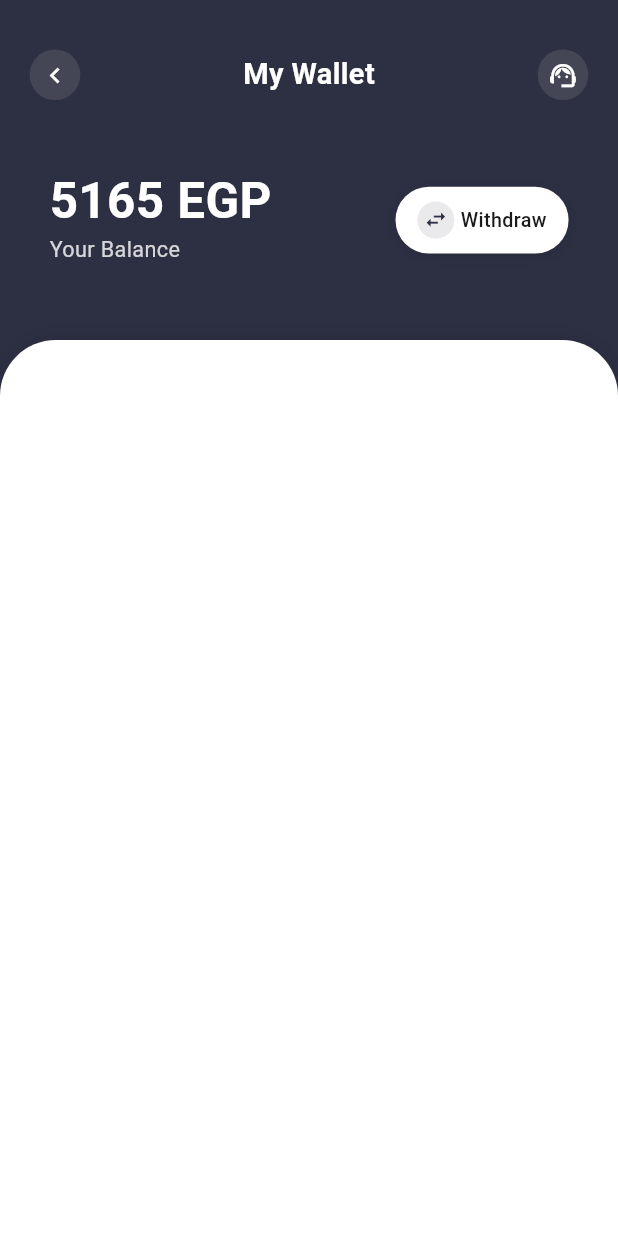
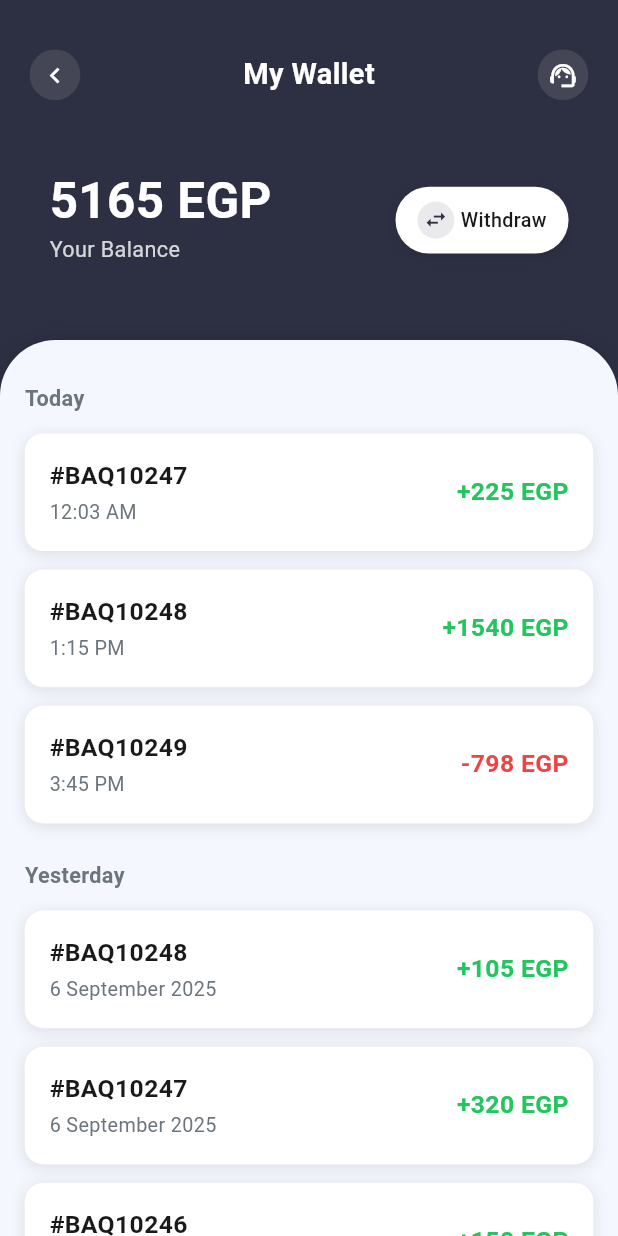
Before and after one commit to addictadev/beqalty-delivery-mobile, a Flutter app: the MyWalletScreen screen opened directly, on a phone screen of 412 x 824 dp. Run offline on Flutter 3.47's test engine with Material 3 defaults, Android fonts, the phone set to English and light mode, and no system bars; our stand-ins replace bloc, cached_network_image, dio, equatable, file_picker, flash and 15 more; missing offline and left inert: in_app_update, palestine_console; accounts and stored records are empty; Roboto replaces fonts that are missing (ReadexPro).

Commit message:
Implement wallet transaction history with complete UI
- Added WalletTransaction data model with credit/debit types
- Created sample transaction data matching design image
- Implemented WalletTransactionCard with exact design match
- Added WalletTransactionSection for date grouping
- Integrated transaction history into My Wallet screen
- Added proper date/time formatting and color coding
- Included Arabic and English translations
- Added empty state handling for no transactions
- Follows project's responsive design patterns
- Clean architecture with reusable components

```diff
--- a/assets/translations/ar.json
+++ b/assets/translations/ar.json
@@ -220,5 +220,8 @@
     "your_balance": "رصيدك",
     "withdraw": "سحب",
     "withdraw_functionality_coming_soon": "وظيفة السحب قريباً!",
-    "ok": "موافق"
+    "ok": "موافق",
+    "no_transactions_found": "لا توجد معاملات",
+    "start_earning_message": "ابدأ التوصيل لرؤية أرباحك هنا",
+    "older": "قديم"
   }
--- a/assets/translations/en.json
+++ b/assets/translations/en.json
@@ -239,5 +239,8 @@
     "your_balance": "Your Balance",
     "withdraw": "Withdraw",
     "withdraw_functionality_coming_soon": "Withdraw functionality coming soon!",
-    "ok": "OK"
+    "ok": "OK",
+    "no_transactions_found": "No transactions found",
+    "start_earning_message": "Start delivering to see your earnings here",
+    "older": "Older"
   }
--- /dev/null
+++ b/lib/features/profile/data/sample_wallet_transactions.dart
@@ -0,0 +1,117 @@
+import 'wallet_transaction.dart';
+
+class SampleWalletTransactions {
+  static List<WalletTransaction> getSampleTransactions() {
+    final now = DateTime.now();
+    final today = DateTime(now.year, now.month, now.day);
+    final yesterday = today.subtract(const Duration(days: 1));
+
+    return [
+      // Today's transactions
+      WalletTransaction(
+        transactionId: '#BAQ10247',
+        amount: 225.0,
+        currency: 'EGP',
+        date: today,
+        time: '12:03 AM',
+        type: TransactionType.credit,
+        description: 'Delivery earnings',
+      ),
+      WalletTransaction(
+        transactionId: '#BAQ10248',
+        amount: 1540.0,
+        currency: 'EGP',
+        date: today,
+        time: '1:15 PM',
+        type: TransactionType.credit,
+        description: 'Delivery earnings',
+      ),
+      WalletTransaction(
+        transactionId: '#BAQ10249',
+        amount: 798.0,
+        currency: 'EGP',
+        date: today,
+        time: '3:45 PM',
+        type: TransactionType.debit,
+        description: 'Withdrawal',
+      ),
+
+      // Yesterday's transactions
+      WalletTransaction(
+        transactionId: '#BAQ10248',
+        amount: 105.0,
+        currency: 'EGP',
+        date: yesterday,
+        time: '2:30 PM',
+        type: TransactionType.credit,
+        description: 'Delivery earnings',
+      ),
+      WalletTransaction(
+        transactionId: '#BAQ10247',
+        amount: 320.0,
+        currency: 'EGP',
+        date: yesterday,
+        time: '11:20 AM',
+        type: TransactionType.credit,
+        description: 'Delivery earnings',
+      ),
+      WalletTransaction(
+        transactionId: '#BAQ10246',
+        amount: 150.0,
+        currency: 'EGP',
+        date: yesterday,
+        time: '9:15 AM',
+        type: TransactionType.credit,
+        description: 'Delivery earnings',
+      ),
+
+      // Older transactions
+      WalletTransaction(
+        transactionId: '#BAQ10245',
+        amount: 450.0,
+        currency: 'EGP',
+        date: yesterday.subtract(const Duration(days: 1)),
+        time: '4:00 PM',
+        type: TransactionType.credit,
+        description: 'Delivery earnings',
+      ),
+      WalletTransaction(
+        transactionId: '#BAQ10244',
+        amount: 200.0,
+        currency: 'EGP',
+        date: yesterday.subtract(const Duration(days: 2)),
+        time: '1:30 PM',
+        type: TransactionType.credit,
+        description: 'Delivery earnings',
+      ),
+    ];
+  }
+
+  static List<WalletTransaction> getTodayTransactions() {
+    return getSampleTransactions().where((t) => t.isToday).toList();
+  }
+
+  static List<WalletTransaction> getYesterdayTransactions() {
+    return getSampleTransactions().where((t) => t.isYesterday).toList();
+  }
+
+  static List<WalletTransaction> getOlderTransactions() {
+    return getSampleTransactions()
+        .where((t) => !t.isToday && !t.isYesterday)
+        .toList();
+  }
+
+  static List<WalletTransaction> searchTransactions(String query) {
+    if (query.isEmpty) return getSampleTransactions();
+
+    return getSampleTransactions().where((transaction) {
+      return transaction.transactionId.toLowerCase().contains(
+            query.toLowerCase(),
+          ) ||
+          transaction.description?.toLowerCase().contains(
+                query.toLowerCase(),
+              ) ==
+              true;
+    }).toList();
+  }
+}
--- /dev/null
+++ b/lib/features/profile/data/wallet_transaction.dart
@@ -0,0 +1,103 @@
+class WalletTransaction {
+  final String transactionId;
+  final double amount;
+  final String currency;
+  final DateTime date;
+  final String time;
+  final TransactionType type;
+  final String? description;
+
+  const WalletTransaction({
+    required this.transactionId,
+    required this.amount,
+    this.currency = 'EGP',
+    required this.date,
+    required this.time,
+    required this.type,
+    this.description,
+  });
+
+  bool get isToday {
+    final now = DateTime.now();
+    return date.year == now.year &&
+        date.month == now.month &&
+        date.day == now.day;
+  }
+
+  bool get isYesterday {
+    final now = DateTime.now();
+    final yesterday = now.subtract(const Duration(days: 1));
+    return date.year == yesterday.year &&
+        date.month == yesterday.month &&
+        date.day == yesterday.day;
+  }
+
+  String get dateLabel {
+    if (isToday) return 'today';
+    if (isYesterday) return 'yesterday';
+    return 'older';
+  }
+
+  String get formattedAmount {
+    final sign = type == TransactionType.credit ? '+' : '-';
+    return '$sign${amount.toStringAsFixed(0)} $currency';
+  }
+
+  String get formattedDate {
+    if (isToday) {
+      return time; // Show time for today's transactions
+    } else {
+      return '${date.day} ${_getMonthName(date.month)} ${date.year}';
+    }
+  }
+
+  String _getMonthName(int month) {
+    const months = [
+      'January',
+      'February',
+      'March',
+      'April',
+      'May',
+      'June',
+      'July',
+      'August',
+      'September',
+      'October',
+      'November',
+      'December',
+    ];
+    return months[month - 1];
+  }
+
+  factory WalletTransaction.fromJson(Map<String, dynamic> json) {
+    return WalletTransaction(
+      transactionId: json['transactionId'] ?? '',
+      amount: (json['amount'] ?? 0.0).toDouble(),
+      currency: json['currency'] ?? 'EGP',
+      date: DateTime.parse(json['date'] ?? DateTime.now().toIso8601String()),
+      time: json['time'] ?? '',
+      type: TransactionType.values.firstWhere(
+        (e) => e.toString() == json['type'],
+        orElse: () => TransactionType.credit,
+      ),
+      description: json['description'],
+    );
+  }
+
+  Map<String, dynamic> toJson() {
+    return {
+      'transactionId': transactionId,
+      'amount': amount,
+      'currency': currency,
+      'date': date.toIso8601String(),
+      'time': time,
+      'type': type.toString(),
+      'description': description,
+    };
+  }
+}
+
+enum TransactionType {
+  credit, // Positive amount (earnings, deposits)
+  debit, // Negative amount (withdrawals, fees)
+}
--- a/lib/features/profile/presentation/view/my_wallet_screen.dart
+++ b/lib/features/profile/presentation/view/my_wallet_screen.dart
@@ -5,6 +5,9 @@ import 'package:baqaltydeliveryapp/core/widgets/custom_back_button.dart';
 import 'package:flutter/material.dart';
 import 'package:localize_and_translate/localize_and_translate.dart';
 import '../widgets/wallet_balance_card.dart';
+import '../widgets/wallet_transaction_section.dart';
+import '../../data/sample_wallet_transactions.dart';
+import '../../data/wallet_transaction.dart';
 
 class MyWalletScreen extends StatefulWidget {
   const MyWalletScreen({super.key});
@@ -15,6 +18,32 @@ class MyWalletScreen extends StatefulWidget {
 
 class _MyWalletScreenState extends State<MyWalletScreen> {
   final double _balance = 5165.0;
+  List<WalletTransaction> _transactions = [];
+
+  @override
+  void initState() {
+    super.initState();
+    _loadTransactions();
+  }
+
+  void _loadTransactions() {
+    setState(() {
+      _transactions = SampleWalletTransactions.getSampleTransactions();
+    });
+  }
+
+  void _onTransactionTap(WalletTransaction transaction) {
+    // Handle transaction tap - could show details, navigate, etc.
+    ScaffoldMessenger.of(context).showSnackBar(
+      SnackBar(
+        content: Text(
+          '${transaction.transactionId} - ${transaction.formattedAmount}',
+        ),
+        duration: const Duration(seconds: 2),
+        backgroundColor: AppColors.primary,
+      ),
+    );
+  }
 
   @override
   Widget build(BuildContext context) {
@@ -54,7 +83,6 @@ class _MyWalletScreenState extends State<MyWalletScreen> {
           ),
           SizedBox(height: context.responsiveMargin * 4),
 
-          // Balance Card
           WalletBalanceCard(balance: _balance, currency: 'EGP'),
 
           SizedBox(height: context.responsiveMargin * 4),
@@ -63,7 +91,7 @@ class _MyWalletScreenState extends State<MyWalletScreen> {
             child: Container(
               width: double.infinity,
               decoration: BoxDecoration(
-                color: AppColors.profileMenuBackground,
+                color: AppColors.scaffoldBackground,
                 borderRadius: BorderRadius.only(
                   topLeft: Radius.circular(context.responsiveBorderRadius * 3),
                   topRight: Radius.circular(context.responsiveBorderRadius * 3),
@@ -76,10 +104,83 @@ class _MyWalletScreenState extends State<MyWalletScreen> {
                   ),
                 ],
               ),
+              child: _buildTransactionHistory(),
             ),
           ),
         ],
       ),
     );
   }
+
+  Widget _buildTransactionHistory() {
+    if (_transactions.isEmpty) {
+      return _buildEmptyState();
+    }
+
+    return SingleChildScrollView(
+      physics: const BouncingScrollPhysics(),
+      padding: EdgeInsets.all(context.responsivePadding),
+      child: Column(
+        children: [
+          // Today's transactions
+          WalletTransactionSection(
+            title: 'today',
+            transactions: _transactions.where((t) => t.isToday).toList(),
+            onTransactionTap: _onTransactionTap,
+          ),
+
+          // Yesterday's transactions
+          WalletTransactionSection(
+            title: 'yesterday',
+            transactions: _transactions.where((t) => t.isYesterday).toList(),
+            onTransactionTap: _onTransactionTap,
+          ),
+
+          // Older transactions
+          if (_transactions.any((t) => !t.isToday && !t.isYesterday))
+            WalletTransactionSection(
+              title: 'older',
+              transactions: _transactions
+                  .where((t) => !t.isToday && !t.isYesterday)
+                  .toList(),
+              onTransactionTap: _onTransactionTap,
+            ),
+
+          // Add some bottom padding
+          SizedBox(height: context.responsiveMargin * 4),
+        ],
+      ),
+    );
+  }
+
+  Widget _buildEmptyState() {
+    return Center(
+      child: Column(
+        mainAxisAlignment: MainAxisAlignment.center,
+        children: [
+          Icon(
+            Icons.account_balance_wallet_outlined,
+            size: context.responsiveIconSize * 3,
+            color: AppColors.textLight,
+          ),
+          SizedBox(height: context.responsiveMargin * 2),
+          Text(
+            "no_transactions_found".tr(),
+            style: TextStyles.textViewMedium18.copyWith(
+              color: AppColors.textSecondary,
+            ),
+            textAlign: TextAlign.center,
+          ),
+          SizedBox(height: context.responsiveMargin),
+          Text(
+            "start_earning_message".tr(),
+            style: TextStyles.textViewRegular14.copyWith(
+              color: AppColors.textLight,
+            ),
+            textAlign: TextAlign.center,
+          ),
+        ],
+      ),
+    );
+  }
 }
--- a/lib/features/profile/presentation/widgets/wallet_balance_card.dart
+++ b/lib/features/profile/presentation/widgets/wallet_balance_card.dart
@@ -61,7 +61,9 @@ class WalletBalanceCard extends StatelessWidget {
 
   Widget _buildWithdrawButton(BuildContext context) {
     return GestureDetector(
-      onTap: isLoading ? null : onWithdraw,
+      onTap: () {
+
+      },
       child: Container(
         padding: EdgeInsets.symmetric(
           horizontal: context.responsiveMargin,
--- /dev/null
+++ b/lib/features/profile/presentation/widgets/wallet_transaction_card.dart
@@ -0,0 +1,99 @@
+import 'package:flutter/material.dart';
+import 'package:sizer/sizer.dart';
+import '../../../../core/theme/app_colors.dart';
+import '../../../../core/utils/responsive_utils.dart';
+import '../../../../core/utils/styles/styles.dart';
+import '../../data/wallet_transaction.dart';
+
+class WalletTransactionCard extends StatelessWidget {
+  final WalletTransaction transaction;
+  final VoidCallback? onTap;
+
+  const WalletTransactionCard({
+    super.key,
+    required this.transaction,
+    this.onTap,
+  });
+
+  @override
+  Widget build(BuildContext context) {
+    return Container(
+      margin: EdgeInsets.only(bottom: context.responsiveMargin * 1.5),
+      decoration: BoxDecoration(
+        color: AppColors.white,
+        borderRadius: BorderRadius.circular(context.responsiveBorderRadius),
+        boxShadow: [
+          BoxShadow(
+            color: AppColors.shadowLight,
+            blurRadius: 8,
+            offset: const Offset(0, 2),
+          ),
+        ],
+      ),
+      child: Material(
+        color: Colors.transparent,
+        child: InkWell(
+          onTap: onTap,
+          borderRadius: BorderRadius.circular(context.responsiveBorderRadius),
+          child: Padding(
+            padding: EdgeInsets.all(context.responsivePadding),
+            child: Row(
+              children: [
+                // Left side - Transaction info
+                Expanded(
+                  flex: 2,
+                  child: Column(
+                    crossAxisAlignment: CrossAxisAlignment.start,
+                    children: [
+                      // Transaction ID
+                      Text(
+                        transaction.transactionId,
+                        style: TextStyles.textViewBold16.copyWith(
+                          color: AppColors.textPrimary,
+                          fontSize: 4.w,
+                        ),
+                      ),
+
+                      SizedBox(height: context.responsiveMargin * 0.3),
+
+                      // Date/Time
+                      Text(
+                        transaction.formattedDate,
+                        style: TextStyles.textViewRegular14.copyWith(
+                          color: AppColors.textSecondary,
+                          fontSize: 3.2.w,
+                        ),
+                      ),
+                    ],
+                  ),
+                ),
+
+                // Right side - Amount
+                Expanded(
+                  flex: 1,
+                  child: Align(
+                    alignment: Alignment.centerRight,
+                    child: Text(
+                      transaction.formattedAmount,
+                      style: TextStyles.textViewBold16.copyWith(
+                        color: _getAmountColor(),
+                        fontSize: 4.w,
+                      ),
+                    ),
+                  ),
+                ),
+              ],
+            ),
+          ),
+        ),
+      ),
+    );
+  }
+
+  Color _getAmountColor() {
+    return transaction.type == TransactionType.credit
+        ? AppColors
+              .success // Green for positive amounts
+        : AppColors.error; // Red for negative amounts
+  }
+}
--- /dev/null
+++ b/lib/features/profile/presentation/widgets/wallet_transaction_section.dart
@@ -0,0 +1,53 @@
+import 'package:flutter/material.dart';
+import 'package:sizer/sizer.dart';
+import 'package:localize_and_translate/localize_and_translate.dart';
+import '../../../../core/theme/app_colors.dart';
+import '../../../../core/utils/responsive_utils.dart';
+import '../../../../core/utils/styles/styles.dart';
+import '../../data/wallet_transaction.dart';
+import 'wallet_transaction_card.dart';
+
+class WalletTransactionSection extends StatelessWidget {
+  final String title;
+  final List<WalletTransaction> transactions;
+  final Function(WalletTransaction)? onTransactionTap;
+
+  const WalletTransactionSection({
+    super.key,
+    required this.title,
+    required this.transactions,
+    this.onTransactionTap,
+  });
+
+  @override
+  Widget build(BuildContext context) {
+    if (transactions.isEmpty) return const SizedBox.shrink();
+
+    return Column(
+      crossAxisAlignment: CrossAxisAlignment.start,
+      children: [
+        // Section title
+        Padding(
+          padding: EdgeInsets.symmetric(
+            vertical: context.responsiveMargin * 1.5,
+          ),
+          child: Text(
+            title.tr(),
+            style: TextStyles.textViewSemiBold14.copyWith(
+              color: AppColors.textSecondary,
+              fontSize: 3.5.w,
+            ),
+          ),
+        ),
+
+        // Transaction cards
+        ...transactions.map(
+          (transaction) => WalletTransactionCard(
+            transaction: transaction,
+            onTap: () => () {},
+          ),
+        ),
+      ],
+    );
+  }
+}
```
Also changed, not shown: 1 other file.
